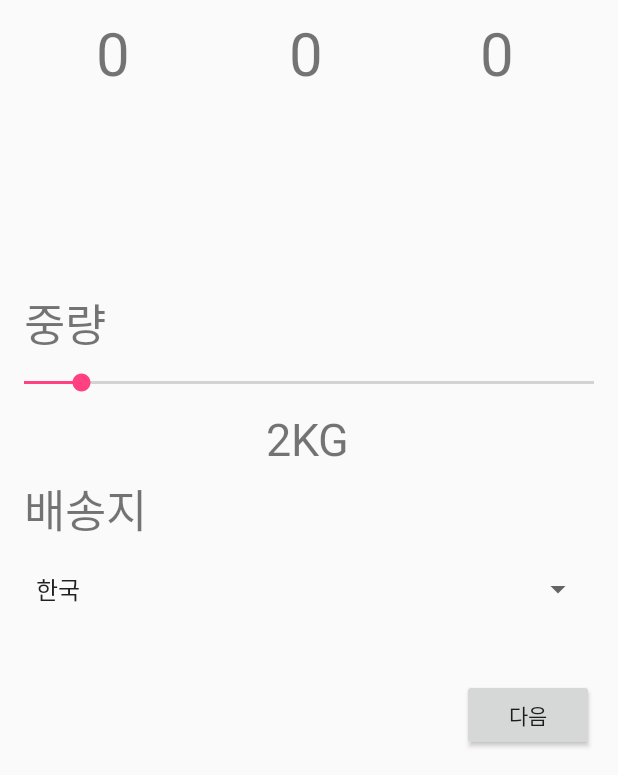
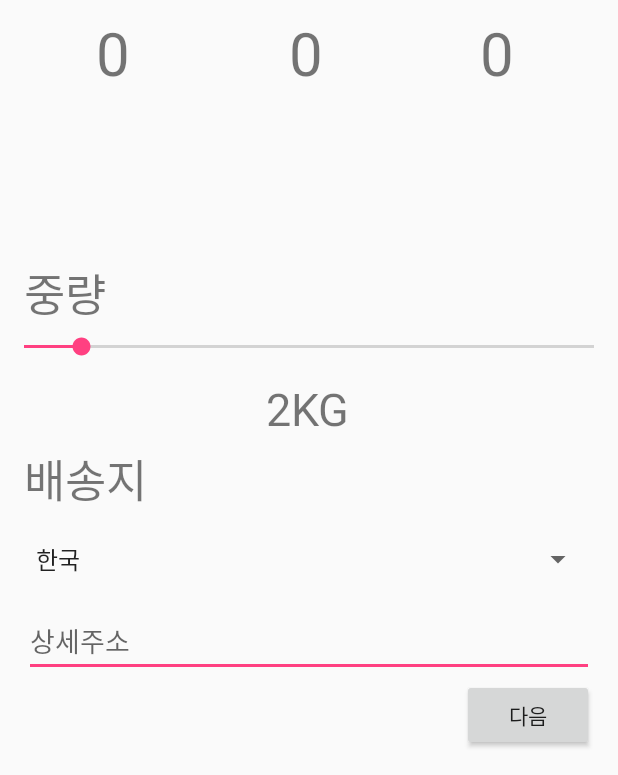
Before and after one commit to PaperEd/StartUpWeekend-Hackathon, an Android app: the SendingParcelActivity screen opened directly, with no data from a screen before it, on a phone screen of 412 x 824 dp, the part 461-1236 px from its top. Run offline under Robolectric (Android 15) with nearby library versions, the phone set to English and light mode, and no system bars; our stand-ins replace Firebase (no records; nobody signed in at launch, a user with empty details on screens opened directly).

Commit message:
물건 전달자쪽 DB연동 구현

```diff
--- a/User/app/src/main/AndroidManifest.xml
+++ b/User/app/src/main/AndroidManifest.xml
@@ -36,7 +36,8 @@
         <activity android:name=".Activity.MainActivity" />
         <activity android:name=".Activity.SendingParcelActivity" />
         <activity android:name=".Activity.ShowPriceActivity" />
-        <activity android:name=".Activity.WarningActivity"></activity>
+        <activity android:name=".Activity.WarningActivity" />
+        <activity android:name=".Activity.ReceiveActivity"></activity>
     </application>
 
 </manifest>
--- a/User/app/src/main/java/papered/startupweekend/Fragment/MainFragment.kt
+++ b/User/app/src/main/java/papered/startupweekend/Fragment/MainFragment.kt
@@ -9,6 +9,7 @@ import android.view.LayoutInflater
 import android.view.View
 import android.view.ViewGroup
 import kotlinx.android.synthetic.main.fragment_main.view.*
+import papered.startupweekend.Activity.ReceiveActivity
 import papered.startupweekend.Activity.SendingParcelActivity
 import papered.startupweekend.Activity.ShowPriceActivity
 import papered.startupweekend.Activity.WarningActivity
@@ -32,6 +33,9 @@ class MainFragment() : Fragment() {
         view.mainFragment_sendingPost.setOnClickListener {
             startActivity(Intent(context,WarningActivity::class.java))
         }
+        view.mainFragment_receivePost.setOnClickListener {
+            startActivity(Intent(context,ReceiveActivity::class.java))
+        }
         return view
     }
 
--- a/User/app/src/main/res/layout/activity_sending_parcel.xml
+++ b/User/app/src/main/res/layout/activity_sending_parcel.xml
@@ -125,7 +125,7 @@
         android:id="@+id/textView9"
         android:layout_width="wrap_content"
         android:layout_height="wrap_content"
-        android:layout_marginBottom="8dp"
+        android:layout_marginBottom="4dp"
         android:layout_marginLeft="16dp"
         android:layout_marginStart="16dp"
         android:text="중량"
@@ -138,7 +138,7 @@
         android:id="@+id/sending_seekBar_weight"
         android:layout_width="0dp"
         android:layout_height="wrap_content"
-        android:layout_marginBottom="8dp"
+        android:layout_marginBottom="12dp"
         android:max="20"
         android:progress="2"
         app:layout_constraintBottom_toTopOf="@+id/sending_text_kg"
@@ -152,7 +152,7 @@
         android:id="@+id/sending_text_kg"
         android:layout_width="wrap_content"
         android:layout_height="wrap_content"
-        android:layout_marginBottom="204dp"
+        android:layout_marginBottom="224dp"
         android:text="2KG"
         android:textSize="30sp"
         app:layout_constraintBottom_toBottomOf="parent"
@@ -179,16 +179,31 @@
         android:id="@+id/sending_spinner_arrival"
         android:layout_width="match_parent"
         android:layout_height="45dp"
-        android:entries="@array/country"
         android:layout_marginEnd="16dp"
         android:layout_marginRight="16dp"
         android:layout_marginStart="16dp"
         android:layout_marginTop="8dp"
+        android:entries="@array/country"
         app:layout_constraintEnd_toEndOf="parent"
         app:layout_constraintHorizontal_bias="0.0"
         app:layout_constraintRight_toRightOf="parent"
         app:layout_constraintStart_toStartOf="parent"
         app:layout_constraintTop_toBottomOf="@+id/textView11" />
+
+    <EditText
+        android:id="@+id/sending_editText_detailAdress"
+        android:layout_width="match_parent"
+        android:hint="상세주소"
+        android:inputType="text"
+        android:maxLines="1"
+        android:layout_height="wrap_content"
+        android:layout_marginEnd="16dp"
+        android:layout_marginStart="16dp"
+        android:layout_marginTop="8dp"
+        app:layout_constraintEnd_toEndOf="parent"
+        app:layout_constraintLeft_toLeftOf="parent"
+        app:layout_constraintStart_toStartOf="parent"
+        app:layout_constraintTop_toBottomOf="@+id/sending_spinner_arrival" />
 
     <Button
         android:id="@+id/sending_button_nextStep"
--- a/User/app/src/main/res/layout/fragment_main.xml
+++ b/User/app/src/main/res/layout/fragment_main.xml
@@ -16,6 +16,7 @@
         app:layout_constraintTop_toTopOf="parent" />
 
     <Button
+        android:id="@+id/mainFragment_receivePost"
         android:layout_width="wrap_content"
         android:layout_height="wrap_content"
         android:layout_marginEnd="8dp"
```
Also changed, not shown: User/app/src/main/java/papered/startupweekend/Activity/ReceiveActivity.kt (added, +32 -0 lines), User/app/src/main/java/papered/startupweekend/Activity/SendingParcelActivity.kt (+9 -7 lines), User/app/src/main/java/papered/startupweekend/Activity/SplashActivity.kt (+14 -5 lines), User/app/src/main/java/papered/startupweekend/Model/AirportModel.kt (added, +8 -0 lines), User/app/src/main/java/papered/startupweekend/Model/ParcelModel.kt (added, +15 -0 lines), User/app/src/main/java/papered/startupweekend/Model/UserModel.kt (added, +8 -0 lines), User/app/src/main/res/layout/activity_receive.xml (added, +50 -0 lines).
